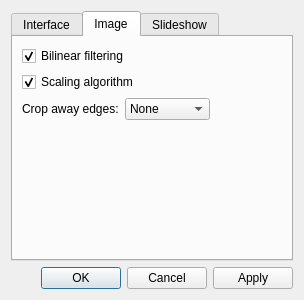
jurplel/qView, file src/qvoptionsdialog.ui: the form before one commit.
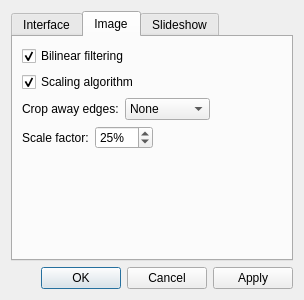
The form after the commit. The open tabs and pages were chosen to show the change.

The edit to the form file:
```diff
--- a/src/qvoptionsdialog.ui
+++ b/src/qvoptionsdialog.ui
@@ -212,6 +212,36 @@
          </item>
         </layout>
        </item>
+       <item row="3" column="0">
+        <layout class="QHBoxLayout" name="horizontalLayout_3">
+         <item>
+          <widget class="QLabel" name="label_3">
+           <property name="text">
+            <string>Scale factor:</string>
+           </property>
+          </widget>
+         </item>
+         <item>
+          <widget class="QSpinBox" name="scaleFactorSpinBox">
+           <property name="suffix">
+            <string>%</string>
+           </property>
+           <property name="minimum">
+            <number>5</number>
+           </property>
+           <property name="maximum">
+            <number>200</number>
+           </property>
+           <property name="singleStep">
+            <number>5</number>
+           </property>
+           <property name="value">
+            <number>25</number>
+           </property>
+          </widget>
+         </item>
+        </layout>
+       </item>
       </layout>
      </widget>
      <widget class="QWidget" name="slideshow">
```
Left out of the diff: 12 changed lines with no effect on the pictures.
